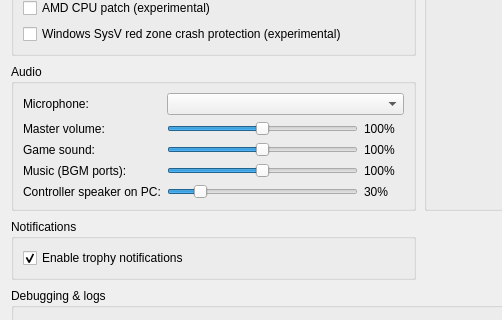
First picture: the form in src/launcher/forms/configuration_edit_dialog.ui, repository Ben-Dash/KytyPS5, before the edit; both pictures show x 0 to 502 and y 170 to 490 of the 840 by 812 pixel window.
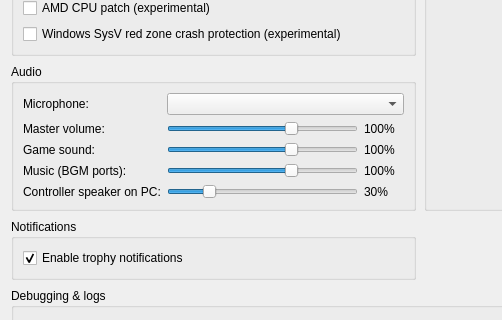
Second picture: the form after the edit. Custom widgets are drawn as their Qt base class.

Commit message:
Launcher: audio sliders go up to 150%
The user found 0-200% looked odd; the emulator still accepts up to 200%
from the command line and the environment.

```diff
--- a/src/launcher/forms/configuration_edit_dialog.ui
+++ b/src/launcher/forms/configuration_edit_dialog.ui
@@ -99,8 +99,8 @@
          <layout class="QHBoxLayout" name="audio_master_layout">
           <item>
            <widget class="QSlider" name="slider_audio_master">
-            <property name="toolTip"><string>Everything the game plays on this PC (not the DualSense). 100% is unchanged; above 100% amplifies and can clip.</string></property>
-            <property name="maximum"><number>200</number></property>
+            <property name="toolTip"><string>Everything the game plays on this PC (not the DualSense). 100% is unchanged; up to 150%; above 100% amplifies and can clip.</string></property>
+            <property name="maximum"><number>150</number></property>
             <property name="singleStep"><number>5</number></property>
             <property name="pageStep"><number>10</number></property>
             <property name="value"><number>100</number></property>
@@ -124,8 +124,8 @@
          <layout class="QHBoxLayout" name="audio_main_layout">
           <item>
            <widget class="QSlider" name="slider_audio_main">
-            <property name="toolTip"><string>Everything the game plays on this PC except the controller-speaker sounds: effects, music, voices. 100% is unchanged; above 100% amplifies and can clip.</string></property>
-            <property name="maximum"><number>200</number></property>
+            <property name="toolTip"><string>Everything the game plays on this PC except the controller-speaker sounds: effects, music, voices. 100% is unchanged; up to 150%; above 100% amplifies and can clip.</string></property>
+            <property name="maximum"><number>150</number></property>
             <property name="singleStep"><number>5</number></property>
             <property name="pageStep"><number>10</number></property>
             <property name="value"><number>100</number></property>
@@ -150,7 +150,7 @@
           <item>
            <widget class="QSlider" name="slider_audio_music">
             <property name="toolTip"><string>Music the game plays on its own background-music ports. Has no effect on games that mix music into the main output.</string></property>
-            <property name="maximum"><number>200</number></property>
+            <property name="maximum"><number>150</number></property>
             <property name="singleStep"><number>5</number></property>
             <property name="pageStep"><number>10</number></property>
             <property name="value"><number>100</number></property>
@@ -175,7 +175,7 @@
           <item>
            <widget class="QSlider" name="slider_audio_pad_speaker">
             <property name="toolTip"><string>Sounds meant for the DualSense speaker when no DualSense plays them (no controller, or not wired/Bluetooth). The console speaker is small, so these are turned down by default.</string></property>
-            <property name="maximum"><number>200</number></property>
+            <property name="maximum"><number>150</number></property>
             <property name="singleStep"><number>5</number></property>
             <property name="pageStep"><number>10</number></property>
             <property name="value"><number>30</number></property>
```
The commit also changes 1 other file.
